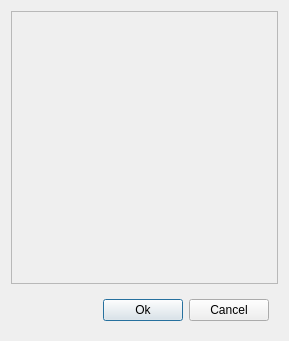
Old version of the form gui/CustomWidgets/BasicInterfaceWidgets/genericDialogLayout.ui in the repository dsgoficial/DsgTools.
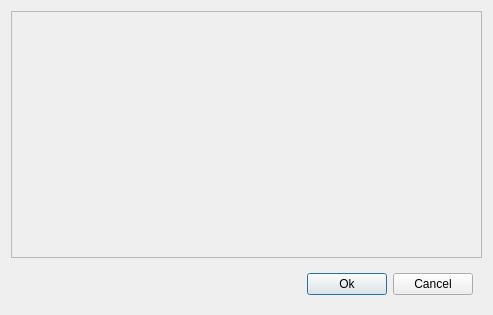
New version of the form.

The edit to the form file:
```diff
--- a/gui/CustomWidgets/BasicInterfaceWidgets/genericDialogLayout.ui
+++ b/gui/CustomWidgets/BasicInterfaceWidgets/genericDialogLayout.ui
@@ -6,8 +6,8 @@
    <rect>
     <x>0</x>
     <y>0</y>
-    <width>289</width>
-    <height>341</height>
+    <width>493</width>
+    <height>315</height>
    </rect>
   </property>
   <property name="windowTitle">
@@ -21,7 +21,7 @@
      </property>
      <property name="sizeHint" stdset="0">
       <size>
-       <width>82</width>
+       <width>286</width>
        <height>20</height>
       </size>
      </property>
@@ -63,8 +63,8 @@
        <rect>
         <x>0</x>
         <y>0</y>
-        <width>273</width>
-        <height>272</height>
+        <width>477</width>
+        <height>246</height>
        </rect>
       </property>
       <layout class="QGridLayout" name="gridLayout_2">
@@ -79,7 +79,7 @@
          <property name="sizeHint" stdset="0">
           <size>
            <width>20</width>
-           <height>249</height>
+           <height>223</height>
           </size>
          </property>
         </spacer>
```
